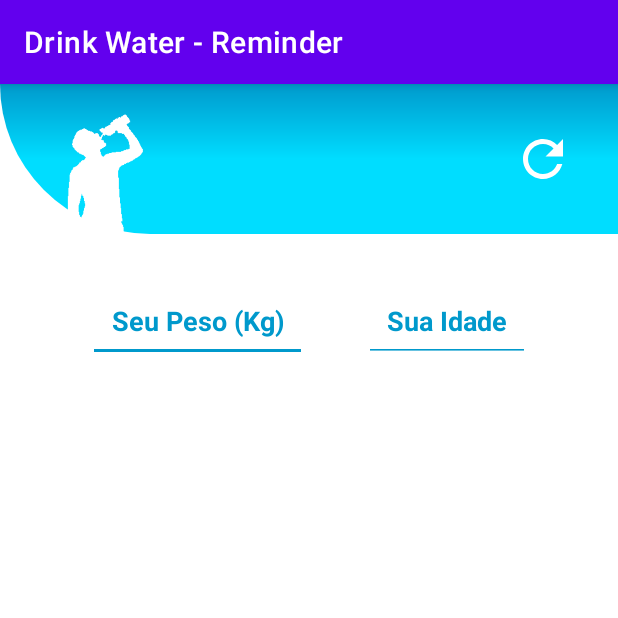
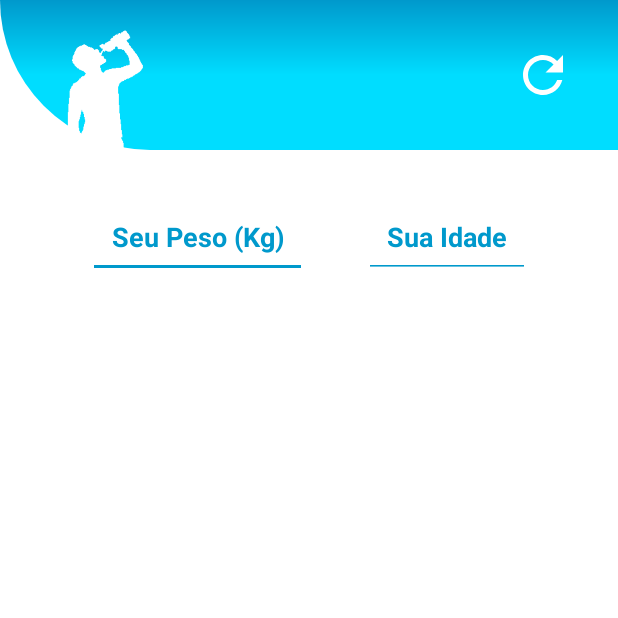
Before and after one commit to JonathanMelo04/Drink_Water_Reminder, an Android app: the screen it shows after launch (MainActivity), on a phone screen of 412 x 824 dp, the top half of it. Run offline under Robolectric (Android 15) with nearby library versions, the phone set to English and light mode, and no system bars.

Commit message:
Removing the toolbar and changing the color of the status bar

```diff
--- a/app/src/main/java/com/example/drinkwater_reminder/MainActivity.kt
+++ b/app/src/main/java/com/example/drinkwater_reminder/MainActivity.kt
@@ -7,5 +7,7 @@ class MainActivity : AppCompatActivity() {
     override fun onCreate(savedInstanceState: Bundle?) {
         super.onCreate(savedInstanceState)
         setContentView(R.layout.activity_main)
+
+        supportActionBar!!.hide()
     }
 }
--- a/app/src/main/res/values-night/themes.xml
+++ b/app/src/main/res/values-night/themes.xml
@@ -3,7 +3,7 @@
     <style name="Theme.DrinkWaterReminder" parent="Theme.MaterialComponents.DayNight.DarkActionBar">
         <!-- Primary brand color. -->
         <item name="colorPrimary">@color/purple_200</item>
-        <item name="colorPrimaryVariant">@color/purple_700</item>
+        <item name="colorPrimaryVariant">@color/blue</item>
         <item name="colorOnPrimary">@color/black</item>
         <!-- Secondary brand color. -->
         <item name="colorSecondary">@color/teal_200</item>
--- a/app/src/main/res/values/colors.xml
+++ b/app/src/main/res/values/colors.xml
@@ -7,4 +7,5 @@
     <color name="teal_700">#FF018786</color>
     <color name="black">#FF000000</color>
     <color name="white">#FFFFFFFF</color>
+    <color name="blue">#FF0099CC</color>
 </resources>
--- a/app/src/main/res/values/themes.xml
+++ b/app/src/main/res/values/themes.xml
@@ -3,7 +3,7 @@
     <style name="Theme.DrinkWaterReminder" parent="Theme.MaterialComponents.DayNight.DarkActionBar">
         <!-- Primary brand color. -->
         <item name="colorPrimary">@color/purple_500</item>
-        <item name="colorPrimaryVariant">@color/purple_700</item>
+        <item name="colorPrimaryVariant">@color/blue</item>
         <item name="colorOnPrimary">@color/white</item>
         <!-- Secondary brand color. -->
         <item name="colorSecondary">@color/teal_200</item>
```
